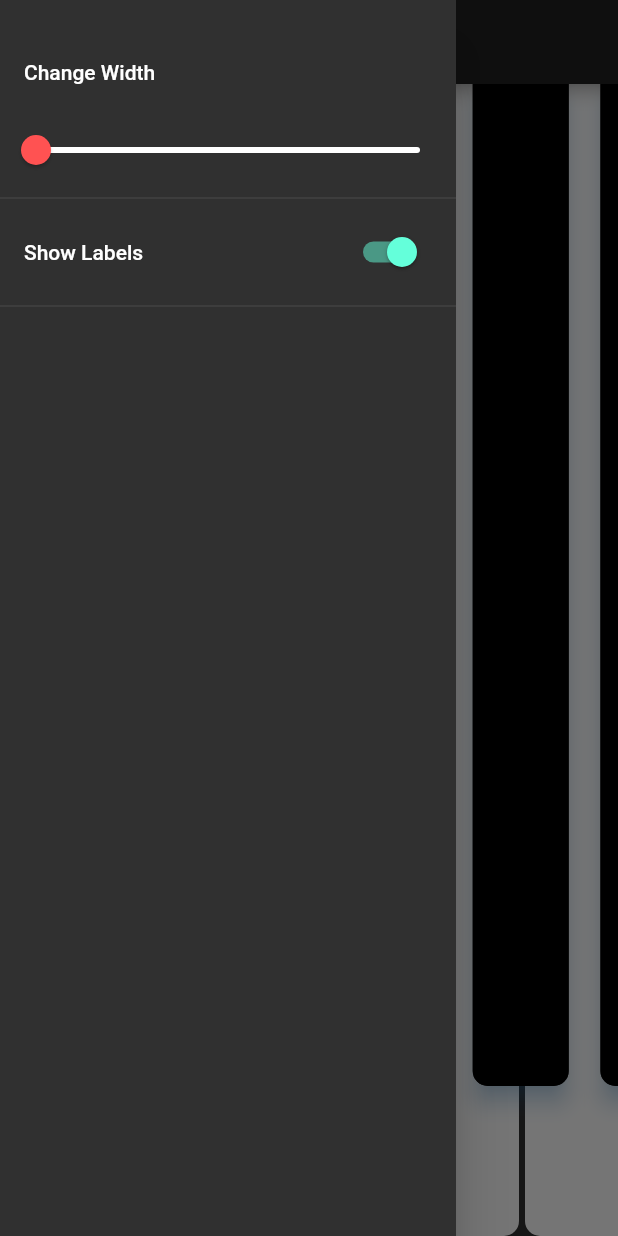
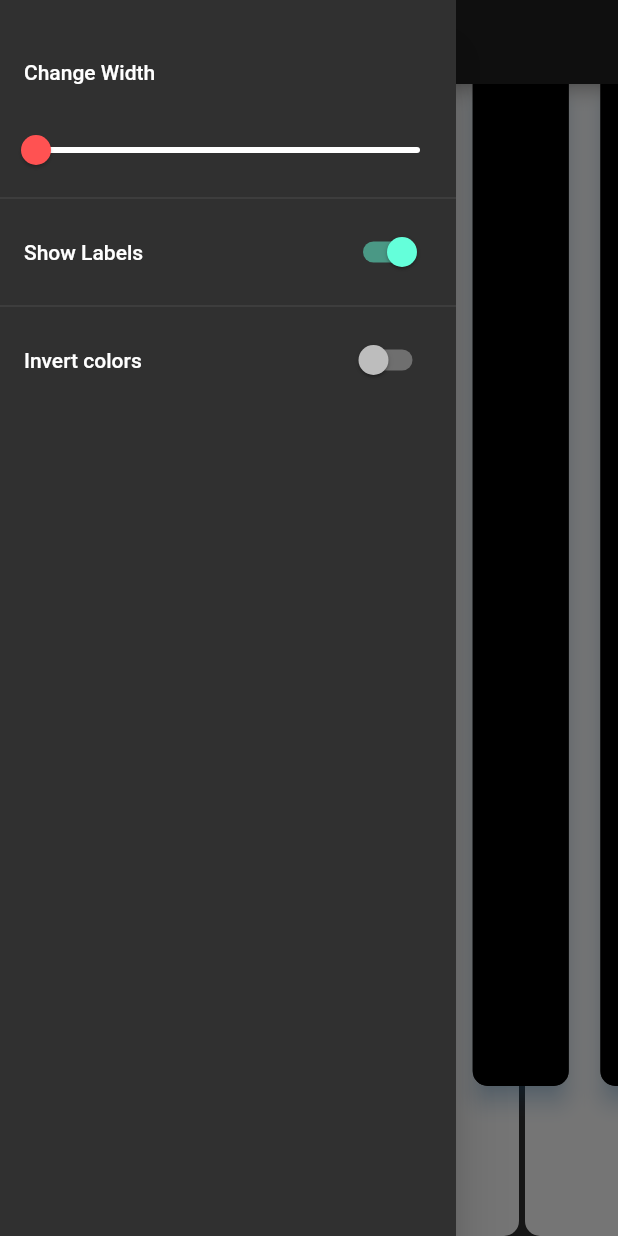
Before and after one commit to dikadk/Flutter-Piano, a Flutter app: the screen it shows after launch, with the side drawer open, on a phone screen of 412 x 824 dp. Run offline on Flutter 3.47's test engine with Material 2 defaults, Android fonts, the phone set to English and light mode, and no system bars; missing offline and left inert: flutter_midi, tonic; statements that could not run were skipped.

Commit message:
Added "Inverted mode"

```diff
--- a/lib/main.dart
+++ b/lib/main.dart
@@ -36,12 +36,18 @@ class MyAppState extends State<MyApp> {
                         setState(() => _widthRatio = value)),
                 Divider(),
                 ListTile(
-                  title: Text("Show Labels"),
-                  trailing: Switch(
-                    value: _showLabels,
-                    onChanged: (bool value) =>
-                        setState(() => _showLabels = value))),
-                Divider()
+                    title: Text("Show Labels"),
+                    trailing: Switch(
+                        value: _showLabels,
+                        onChanged: (bool value) =>
+                            setState(() => _showLabels = value))),
+                Divider(),
+                ListTile(
+                    title: Text("Invert colors"),
+                    trailing: Switch(
+                        value: _invertColors,
+                        onChanged: (bool value) =>
+                            setState(() => _invertColors = value))),
               ],
             ),
           ),
@@ -97,7 +103,8 @@ class MyAppState extends State<MyApp> {
             hint: pitchName,
             child: Material(
                 borderRadius: borderRadius,
-                color: accidental ? Colors.black : Colors.white,
+                color:
+                    (accidental != _invertColors) ? Colors.black : Colors.white,
                 child: InkWell(
                   borderRadius: borderRadius,
                   highlightColor: Colors.grey,
@@ -114,7 +121,9 @@ class MyAppState extends State<MyApp> {
                   child: Text(pitchName,
                       textAlign: TextAlign.center,
                       style: TextStyle(
-                          color: !accidental ? Colors.black : Colors.white)))
+                          color: !(_invertColors != accidental)
+                              ? Colors.black
+                              : Colors.white)))
               : Container(),
         )
       ],
@@ -152,6 +161,7 @@ class MyAppState extends State<MyApp> {
   double get keyWidth => 80 + (80 * _widthRatio);
   double _widthRatio = 0.0;
   bool _showLabels = true;
+  bool _invertColors = false;
 
   static const BorderRadiusGeometry borderRadius = BorderRadius.only(
       bottomLeft: Radius.circular(10.0), bottomRight: Radius.circular(10.0));
```
